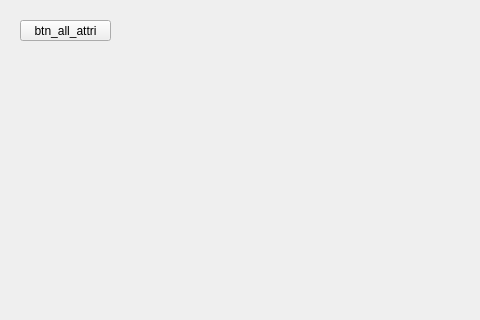
First picture: the form in Main_Window.ui, repository JoyJeeo/Excel_Qt, before the edit; both pictures show x 0 to 480 and y 0 to 320 of the 811 by 598 pixel window.
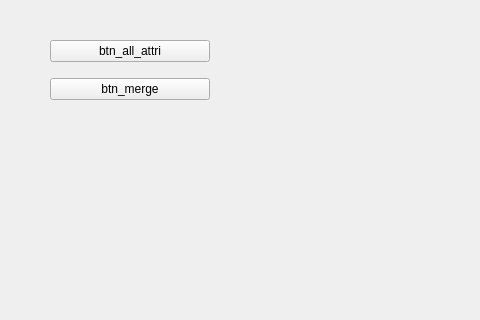
Second picture: the form after the edit. Custom widgets are drawn as their Qt base class.

Patch:
```diff
--- a/Main_Window.ui
+++ b/Main_Window.ui
@@ -14,18 +14,31 @@
    <string>MainWindow</string>
   </property>
   <widget class="QWidget" name="centralwidget">
-   <widget class="Button_All_Attri" name="btn_all_attri">
+   <widget class="QWidget" name="verticalLayoutWidget">
     <property name="geometry">
      <rect>
-      <x>20</x>
-      <y>20</y>
-      <width>91</width>
-      <height>21</height>
+      <x>50</x>
+      <y>30</y>
+      <width>160</width>
+      <height>80</height>
      </rect>
     </property>
-    <property name="text">
-     <string>btn_all_attri</string>
-    </property>
+    <layout class="QVBoxLayout" name="verticalLayout">
+     <item>
+      <widget class="Button_All_Attri" name="btn_all_attri">
+       <property name="text">
+        <string>btn_all_attri</string>
+       </property>
+      </widget>
+     </item>
+     <item>
+      <widget class="Button_Merge_File" name="btn_merge">
+       <property name="text">
+        <string>btn_merge</string>
+       </property>
+      </widget>
+     </item>
+    </layout>
    </widget>
   </widget>
   <widget class="QStatusBar" name="statusbar"/>
@@ -46,6 +59,11 @@
    <extends>QPushButton</extends>
    <header location="global">actions\buttons\include\Button_All_Attri.h</header>
   </customwidget>
+  <customwidget>
+   <class>Button_Merge_File</class>
+   <extends>QPushButton</extends>
+   <header location="global">actions\buttons\include\Button_Merge_File.h</header>
+  </customwidget>
  </customwidgets>
  <resources/>
  <connections/>
```
